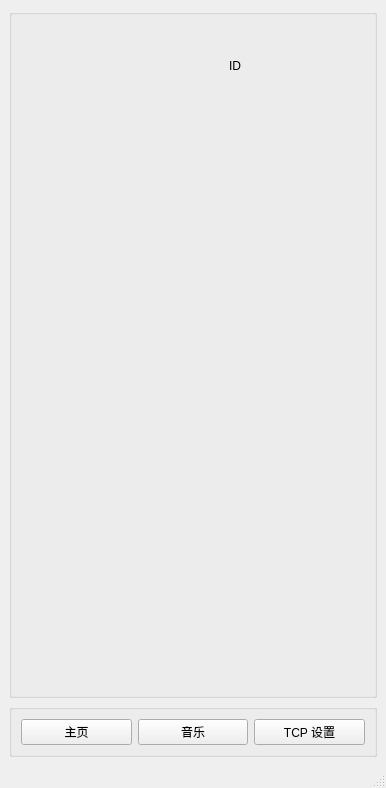
Before: the Qt Designer form 2_Proj/client/homePage.ui in sitakerchen/MultiStereo, drawn with Qt 5.
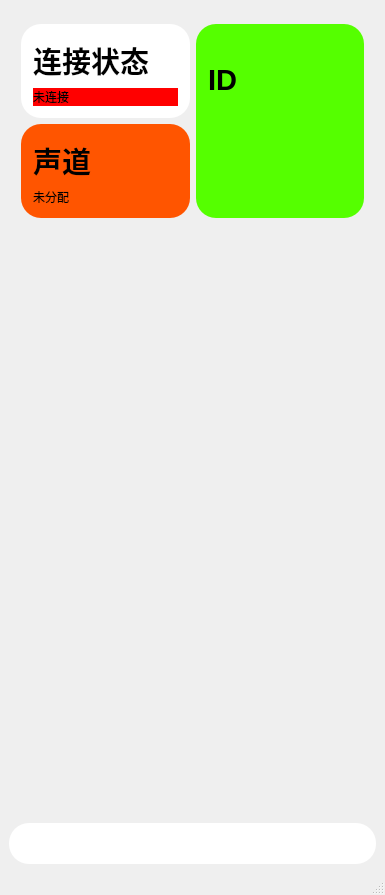
After: the same form once the commit is applied. Icons and pictures are not drawn.

```diff
--- a/2_Proj/client/homePage.ui
+++ b/2_Proj/client/homePage.ui
@@ -6,53 +6,192 @@
    <rect>
     <x>0</x>
     <y>0</y>
-    <width>386</width>
-    <height>788</height>
+    <width>385</width>
+    <height>895</height>
    </rect>
   </property>
   <property name="windowTitle">
    <string>MainWindow</string>
   </property>
   <widget class="QWidget" name="centralwidget">
-   <layout class="QVBoxLayout" name="verticalLayout" stretch="5,0">
+   <layout class="QVBoxLayout" name="verticalLayout">
     <item>
      <widget class="QGroupBox" name="groupBox_display">
+      <property name="styleSheet">
+       <string notr="true">QGroupBox#groupBox_display
+{
+	border-radius: 20px;
+}</string>
+      </property>
       <property name="title">
        <string/>
       </property>
-      <widget class="QWidget" name="layoutWidget">
-       <property name="geometry">
-        <rect>
-         <x>220</x>
-         <y>10</y>
-         <width>140</width>
-         <height>191</height>
-        </rect>
-       </property>
-       <layout class="QVBoxLayout" name="verticalLayout_2" stretch="0,0">
-        <item>
-         <widget class="QLabel" name="label_0">
-          <property name="text">
-           <string>ID</string>
-          </property>
-         </widget>
-        </item>
-        <item>
-         <widget class="QLabel" name="label_id">
-          <property name="styleSheet">
-           <string notr="true">font: 700 72pt &quot;Segoe UI&quot;;</string>
-          </property>
-          <property name="text">
-           <string/>
-          </property>
-         </widget>
-        </item>
-       </layout>
-      </widget>
+      <layout class="QGridLayout" name="gridLayout_6">
+       <item row="0" column="0">
+        <layout class="QGridLayout" name="gridLayout_5">
+         <item row="0" column="0">
+          <widget class="QGroupBox" name="groupBox_3">
+           <property name="styleSheet">
+            <string notr="true">QGroupBox#groupBox_3{
+background-color: rgba(255, 255, 255, 1);
+border-radius: 20px;
+}</string>
+           </property>
+           <property name="title">
+            <string/>
+           </property>
+           <layout class="QGridLayout" name="gridLayout_4">
+            <item row="0" column="0">
+             <layout class="QVBoxLayout" name="verticalLayout_3">
+              <item>
+               <widget class="QLabel" name="label_2">
+                <property name="font">
+                 <font>
+                  <pointsize>22</pointsize>
+                  <bold>true</bold>
+                 </font>
+                </property>
+                <property name="text">
+                 <string>连接状态</string>
+                </property>
+               </widget>
+              </item>
+              <item>
+               <widget class="QLabel" name="label_status">
+                <property name="styleSheet">
+                 <string notr="true">QLabel#label_status
+{
+	background-color: rgb(255, 0, 0);
+	border-radius: 20px;
+}</string>
+                </property>
+                <property name="text">
+                 <string>未连接</string>
+                </property>
+               </widget>
+              </item>
+             </layout>
+            </item>
+           </layout>
+          </widget>
+         </item>
+         <item row="0" column="1" rowspan="2">
+          <widget class="QGroupBox" name="groupBox">
+           <property name="styleSheet">
+            <string notr="true">QGroupBox#groupBox{
+background-color: rgba(85, 255, 0, 1);
+border-radius: 20px;
+}</string>
+           </property>
+           <property name="title">
+            <string/>
+           </property>
+           <layout class="QGridLayout" name="gridLayout_2">
+            <item row="0" column="0">
+             <layout class="QVBoxLayout" name="verticalLayout_2" stretch="0,0">
+              <item>
+               <widget class="QLabel" name="label_0">
+                <property name="font">
+                 <font>
+                  <pointsize>22</pointsize>
+                  <bold>true</bold>
+                 </font>
+                </property>
+                <property name="text">
+                 <string>ID</string>
+                </property>
+                <property name="textFormat">
+                 <enum>Qt::PlainText</enum>
+                </property>
+               </widget>
+              </item>
+              <item>
+               <widget class="QLabel" name="label_id">
+                <property name="styleSheet">
+                 <string notr="true">font: 700 72pt &quot;Segoe UI&quot;;</string>
+                </property>
+                <property name="text">
+                 <string/>
+                </property>
+               </widget>
+              </item>
+             </layout>
+            </item>
+           </layout>
+          </widget>
+         </item>
+         <item row="1" column="0">
+          <widget class="QGroupBox" name="groupBox_2">
+           <property name="styleSheet">
+            <string notr="true">QGroupBox#groupBox_2{
+background-color: rgba(255, 85, 0, 1);
+border-radius: 20px;
+}</string>
+           </property>
+           <property name="title">
+            <string/>
+           </property>
+           <layout class="QGridLayout" name="gridLayout_3">
+            <item row="0" column="0">
+             <layout class="QVBoxLayout" name="verticalLayout_4">
+              <item>
+               <widget class="QLabel" name="label_3">
+                <property name="font">
+                 <font>
+                  <pointsize>22</pointsize>
+                  <bold>true</bold>
+                 </font>
+                </property>
+                <property name="text">
+                 <string>声道</string>
+                </property>
+               </widget>
+              </item>
+              <item>
+               <widget class="QLabel" name="label_channel">
+                <property name="text">
+                 <string>未分配</string>
+                </property>
+               </widget>
+              </item>
+             </layout>
+            </item>
+           </layout>
+          </widget>
+         </item>
+        </layout>
+       </item>
+       <item row="1" column="0">
+        <spacer name="verticalSpacer">
+         <property name="orientation">
+          <enum>Qt::Vertical</enum>
+         </property>
+         <property name="sizeHint" stdset="0">
+          <size>
+           <width>20</width>
+           <height>511</height>
+          </size>
+         </property>
+        </spacer>
+       </item>
+      </layout>
      </widget>
     </item>
     <item>
      <widget class="QGroupBox" name="groupBox_switch">
+      <property name="sizePolicy">
+       <sizepolicy hsizetype="Preferred" vsizetype="Fixed">
+        <horstretch>0</horstretch>
+        <verstretch>0</verstretch>
+       </sizepolicy>
+      </property>
+      <property name="styleSheet">
+       <string notr="true">QGroupBox#groupBox_switch
+{
+background-color: rgb(255, 255, 255);
+border-radius:20px;
+}</string>
+      </property>
       <property name="title">
        <string/>
       </property>
@@ -73,8 +212,25 @@
              <verstretch>0</verstretch>
             </sizepolicy>
            </property>
+           <property name="styleSheet">
+            <string notr="true">QPushButton
+{
+background-repeat:no-repeat;
+border:none;
+}</string>
+           </property>
            <property name="text">
-            <string>主页</string>
+            <string/>
+           </property>
+           <property name="icon">
+            <iconset resource="imagefile.qrc">
+             <normaloff>:/image/image/image/24gl-home2.png</normaloff>:/image/image/image/24gl-home2.png</iconset>
+           </property>
+           <property name="iconSize">
+            <size>
+             <width>35</width>
+             <height>35</height>
+            </size>
            </property>
           </widget>
          </item>
@@ -86,8 +242,25 @@
              <verstretch>0</verstretch>
             </sizepolicy>
            </property>
+           <property name="styleSheet">
+            <string notr="true">QPushButton
+{
+background-repeat:no-repeat;
+border:none;
+}</string>
+           </property>
            <property name="text">
-            <string>音乐</string>
+            <string/>
+           </property>
+           <property name="icon">
+            <iconset resource="imagefile.qrc">
+             <normaloff>:/image/image/image/24gl-musicAlbum2.png</normaloff>:/image/image/image/24gl-musicAlbum2.png</iconset>
+           </property>
+           <property name="iconSize">
+            <size>
+             <width>35</width>
+             <height>35</height>
+            </size>
            </property>
           </widget>
          </item>
@@ -99,8 +272,25 @@
              <verstretch>0</verstretch>
             </sizepolicy>
            </property>
+           <property name="styleSheet">
+            <string notr="true">QPushButton
+{
+background-repeat:no-repeat;
+border:none;
+}</string>
+           </property>
            <property name="text">
-            <string>TCP 设置</string>
+            <string/>
+           </property>
+           <property name="icon">
+            <iconset resource="imagefile.qrc">
+             <normaloff>:/image/image/image/24gl-gear.png</normaloff>:/image/image/image/24gl-gear.png</iconset>
+           </property>
+           <property name="iconSize">
+            <size>
+             <width>35</width>
+             <height>35</height>
+            </size>
            </property>
           </widget>
          </item>
```
Left out of the diff: 6 changed lines with no effect on the pictures.
